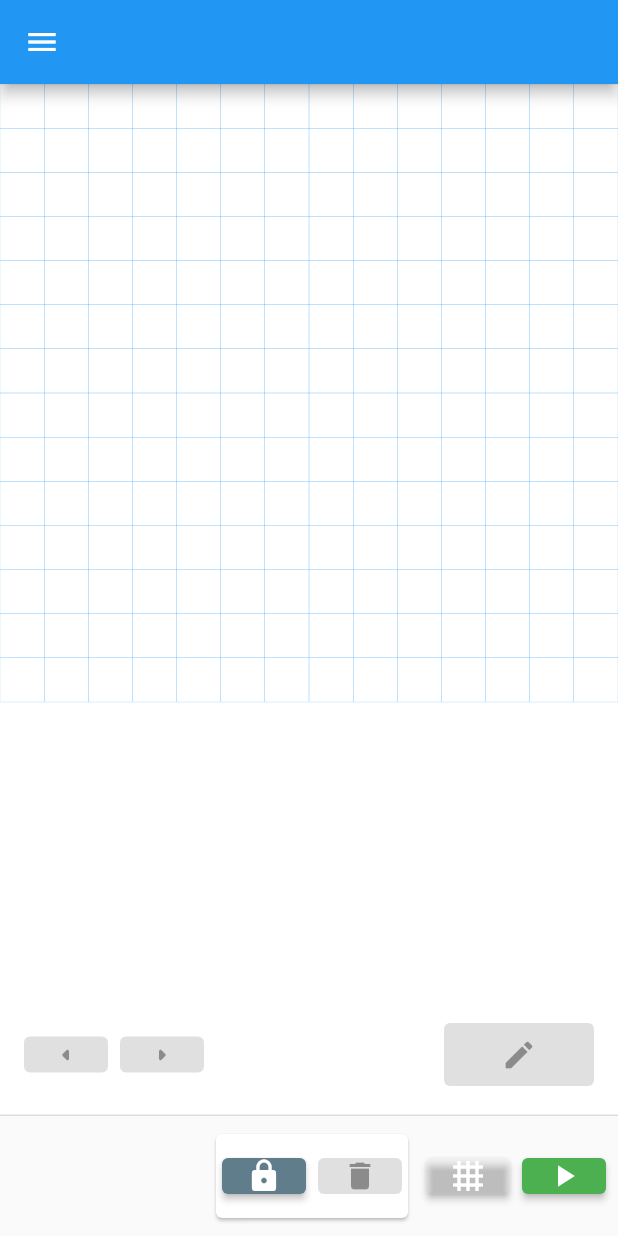
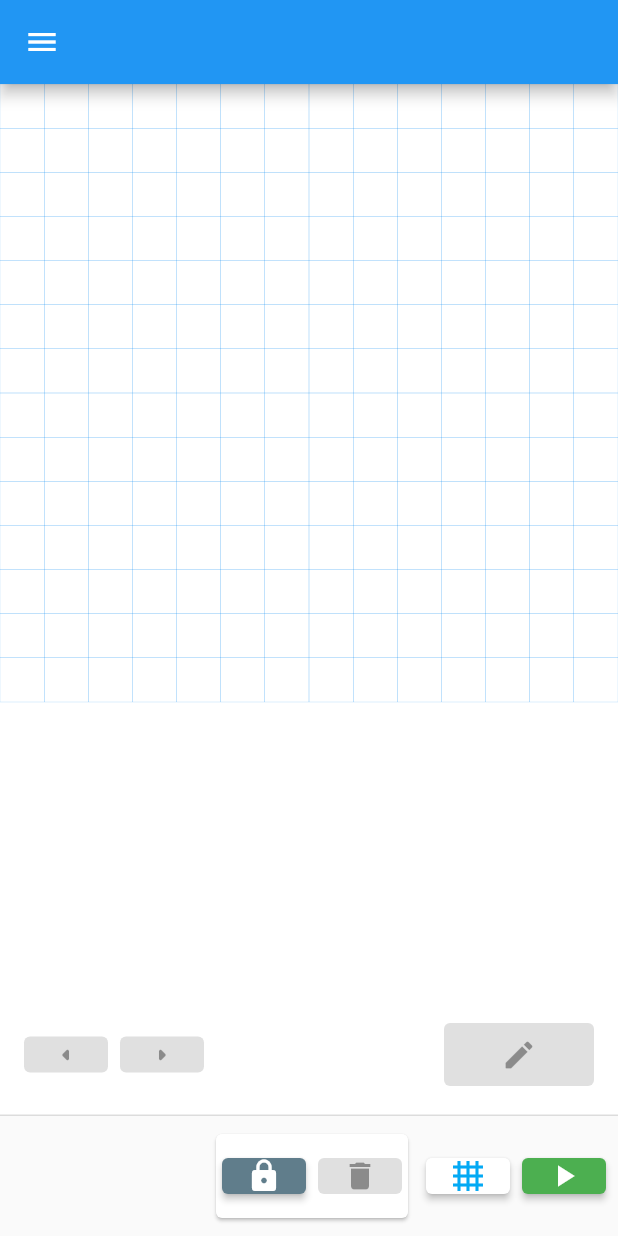
Before and after one commit to richardnd5/flutter-website, a Flutter app: the PixelPage screen opened directly, on a phone screen of 412 x 824 dp. Run offline on Flutter 3.47's test engine with Material 2 defaults, Android fonts, the light colour scheme and no system bars; our stand-ins replace font_awesome_flutter, google_fonts, video_player; missing offline and left inert: dart:html, dart:js.

Commit message:
updates show grid button in pixel page

```diff
--- a/lib/pixel/views/pages/pixel_page.dart
+++ b/lib/pixel/views/pages/pixel_page.dart
@@ -1,11 +1,12 @@
 import 'package:flutter/material.dart';
 import 'package:flutter_website/pixel/services/canvas_service.dart';
-import 'package:flutter_website/pixel/views/functions/show_snack_bar.dart';
 import 'package:flutter_website/pixel/views/components/two_finger_interactive_viewer.dart'
     as viewer;
+import 'package:flutter_website/pixel/views/functions/show_snack_bar.dart';
 import 'package:flutter_website/pixel/views/pages/components/pixel_button.dart';
 import 'package:flutter_website/pixel/views/pages/components/pixel_drawer.dart';
 import 'package:provider/provider.dart';
+
 import '../components/my_painter.dart';
 
 class PixelPage extends StatefulWidget {
@@ -61,14 +62,14 @@ class _PixelPageState extends State<PixelPage> {
     showDialog(
       context: context,
       builder: (_) => AlertDialog(
-        title: Text('Are you sure you want to clear the animation?'),
+        title: const Text('Are you sure you want to clear the animation?'),
         actions: [
           TextButton(
-            child: Text('No'),
+            child: const Text('No'),
             onPressed: () => Navigator.pop(context),
           ),
           TextButton(
-            child: Text('Yes'),
+            child: const Text('Yes'),
             onPressed: () {
               canvas.clearAnimation();
               showSnackBar(context, 'Animation Cleared');
@@ -114,7 +115,7 @@ class _PixelPageState extends State<PixelPage> {
       child: SafeArea(
         child: Scaffold(
           drawerEnableOpenDragGesture: false,
-          drawer: PixelDrawer(),
+          drawer: const PixelDrawer(),
           appBar: AppBar(),
           floatingActionButton: _buildFloatingActionSection(),
           persistentFooterButtons: [
@@ -149,11 +150,11 @@ class _PixelPageState extends State<PixelPage> {
     return Row(
       mainAxisAlignment: MainAxisAlignment.end,
       children: [
-        SizedBox(width: 32),
+        const SizedBox(width: 32),
         _buildBackButton(),
-        SizedBox(width: 8),
+        const SizedBox(width: 8),
         _buildForwardButton(),
-        Spacer(),
+        const Spacer(),
         _buildNewFrameButton(),
       ],
     );
@@ -167,7 +168,7 @@ class _PixelPageState extends State<PixelPage> {
           child: Row(
             children: [
               _buildLockButton(),
-              SizedBox(width: 8),
+              const SizedBox(width: 8),
               _buildClearButton(),
             ],
           ),
@@ -179,9 +180,9 @@ class _PixelPageState extends State<PixelPage> {
   Widget _buildNewFrameButton() {
     var canvasSaved = context.watch<CanvasService>().canvasSaved;
     return PixelButton(
-      minSize: Size(100, 42),
+      minSize: const Size(100, 42),
       onPressed: canvasSaved ? null : _handleNewFramePressed,
-      child: Icon(Icons.create_rounded),
+      child: const Icon(Icons.create_rounded),
     );
   }
 
@@ -190,7 +191,7 @@ class _PixelPageState extends State<PixelPage> {
     return PixelButton(
       backgroundColor: service.lastIndex ? null : Colors.blue,
       onPressed: service.lastIndex ? null : () => canvas.goForwardAFrame(),
-      child: Icon(Icons.arrow_right_rounded),
+      child: const Icon(Icons.arrow_right_rounded),
     );
   }
 
@@ -198,7 +199,7 @@ class _PixelPageState extends State<PixelPage> {
     return PixelButton(
       backgroundColor: canvas.firstIndex ? null : Colors.blue,
       onPressed: canvas.firstIndex ? null : () => canvas.goBackAFrame(),
-      child: Icon(Icons.arrow_left_rounded),
+      child: const Icon(Icons.arrow_left_rounded),
     );
   }
 
@@ -207,7 +208,7 @@ class _PixelPageState extends State<PixelPage> {
       backgroundColor:
           canvas.safetyLocked ? Colors.blueGrey : Colors.transparent,
       onPressed: () => canvas.safetyLocked = !canvas.safetyLocked,
-      child: Icon(Icons.lock),
+      child: const Icon(Icons.lock),
     );
   }
 
@@ -215,7 +216,7 @@ class _PixelPageState extends State<PixelPage> {
     return PixelButton(
       backgroundColor: !canvas.safetyLocked ? Colors.red : null,
       onPressed: !canvas.safetyLocked ? clearCanvasPressed : null,
-      child: Icon(Icons.delete),
+      child: const Icon(Icons.delete),
     );
   }
 
@@ -223,17 +224,21 @@ class _PixelPageState extends State<PixelPage> {
     return PixelButton(
       backgroundColor: Colors.green,
       onPressed: playPressed,
-      child: Icon(Icons.play_arrow),
+      child: const Icon(Icons.play_arrow),
     );
   }
 
   Widget _buildToggleGridButton() {
     return PixelButton(
-      backgroundColor: context.watch<CanvasService>().grid
-          ? Colors.white10
-          : Colors.lightBlue,
+      backgroundColor:
+          context.watch<CanvasService>().grid ? Colors.white : Colors.lightBlue,
       onPressed: canvas.toggleGrid,
-      child: Icon(Icons.grid_4x4),
+      child: Icon(
+        Icons.grid_4x4,
+        color: context.watch<CanvasService>().grid
+            ? Colors.lightBlue
+            : Colors.white,
+      ),
     );
   }
 }
```
Also changed, not shown: 1 other file.
